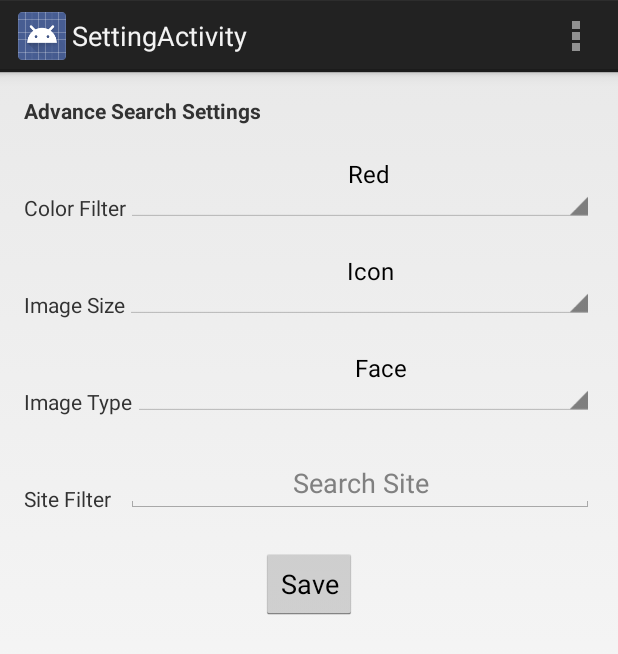
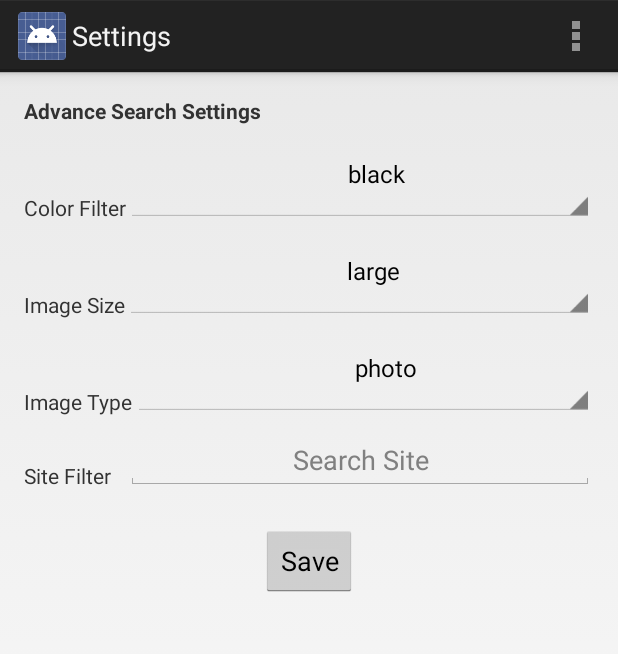
Before and after one commit to sadhanavs/GridImageSearch, an Android app: the screen it shows after launch (SettingActivity), after a tap on "Settings", on a phone screen of 412 x 824 dp. Shown: the top 654 px of the screen. Run offline under Robolectric (Android 15) with nearby library versions, the phone set to English and light mode, and no system bars.

```diff
--- a/app/src/main/AndroidManifest.xml
+++ b/app/src/main/AndroidManifest.xml
@@ -6,7 +6,7 @@
 
     <application
         android:allowBackup="true"
-        android:icon="@drawable/ic_launcher"
+        android:icon="@drawable/ic_google"
         android:label="@string/app_name"
         android:theme="@style/AppTheme" >
         <activity
--- a/app/src/main/java/com/yahoo/gridimagesearch/app/GridImageSearchActivity.java
+++ b/app/src/main/java/com/yahoo/gridimagesearch/app/GridImageSearchActivity.java
@@ -44,6 +44,7 @@ public class GridImageSearchActivity extends Activity {
         super.onCreate(savedInstanceState);
         setContentView(R.layout.activity_grid_image_search);
         parameters = new ImageSearchParameters();
+        //Toast.makeText(getApplicationContext(),"Parameter init",Toast.LENGTH_SHORT).show();
         setupViews();
         imageAdapter = new ImageResultsArrayAdapter(this, imageResults);
         gvResults.setAdapter(imageAdapter);
@@ -86,6 +87,7 @@ public class GridImageSearchActivity extends Activity {
     //This is for menu item.
     public void onClickAction(MenuItem m) {
         Intent i = new Intent(this,SettingActivity.class);
+        i.putExtra("parameters",parameters);
         startActivityForResult(i,RESULT_CODE);
     }
     public void customLoadMoreDataFromApi(int page) {
@@ -110,7 +112,7 @@ public class GridImageSearchActivity extends Activity {
                     imageJsonResults = response.getJSONObject("responseData").getJSONArray("results");
                     //imageResults.clear();
                     imageAdapter.addAll(ImageResult.fromJSONArray(imageJsonResults));
-                    Log.d("DEBUG",imageResults.toString());
+                    //Log.d("DEBUG",imageResults.toString());
 
 
                 } catch (JSONException e){
--- a/app/src/main/java/com/yahoo/gridimagesearch/app/ImageSearchParameters.java
+++ b/app/src/main/java/com/yahoo/gridimagesearch/app/ImageSearchParameters.java
@@ -22,10 +22,10 @@ public class ImageSearchParameters implements Serializable {
 
     public ImageSearchParameters() {
         defaultParams="rsz=8&v=1.0";
-        color="";
-        size="";
+        color="black";
+        size="large";
         domain="";
-        type="";
+        type="photo";
         query="";
 
     }
@@ -63,6 +63,10 @@ public class ImageSearchParameters implements Serializable {
         this.domain = domain;
     }
 
+    public String getDomain() {
+        return this.domain;
+    }
+
     public String toString() {
         StringBuilder builder = new StringBuilder();
         builder.append(defaultParams+"&imgc="+color+"&imgcolor="+color+"&imgsz="+size+"&imgtype="+type+"&as_sitesearch="+domain+"&q="+query);
--- a/app/src/main/java/com/yahoo/gridimagesearch/app/SettingActivity.java
+++ b/app/src/main/java/com/yahoo/gridimagesearch/app/SettingActivity.java
@@ -21,17 +21,43 @@ public class SettingActivity extends Activity {
     Spinner spSize;
     Spinner spType;
     EditText etSite;
+    ArrayAdapter colorDataAdapter;
+    ArrayAdapter imageTypeDataAdapter;
+    ArrayAdapter imageSizeDataAdapter;
+
 
     @Override
     protected void onCreate(Bundle savedInstanceState) {
         super.onCreate(savedInstanceState);
         setContentView(R.layout.activity_setting);
         spColor = (Spinner) findViewById(R.id.spColor);
-        spSize = (Spinner) findViewById(R.id.spSize);
-        spType = (Spinner) findViewById(R.id.spImageType);
-        etSite = (EditText) findViewById(R.id.etSite);
+        spSize  = (Spinner) findViewById(R.id.spSize);
+        spType  = (Spinner) findViewById(R.id.spImageType);
+        etSite  = (EditText) findViewById(R.id.etSite);
+
+        ImageSearchParameters parameters = (ImageSearchParameters)getIntent().getSerializableExtra("parameters");
         populateSpinners();
+        if(parameters != null) {
 
+            if (!parameters.getColor().isEmpty()) {
+                int index = colorDataAdapter.getPosition(parameters.getColor());
+                spColor.setSelection(index);
+            }
+
+            if (!parameters.getSize().isEmpty()) {
+                int index = imageSizeDataAdapter.getPosition(parameters.getSize());
+                spSize.setSelection(index);
+            }
+
+            if (!parameters.getType().isEmpty()) {
+                int index = imageTypeDataAdapter.getPosition(parameters.getType());
+                spType.setSelection(index);
+            }
+
+            if (!parameters.getDomain().isEmpty()) {
+                etSite.setText(parameters.getDomain());
+            }
+        }
 
     }
 
@@ -47,41 +73,43 @@ public class SettingActivity extends Activity {
         data.putExtra("size",size);
         data.putExtra("type",type);
         data.putExtra("domain",domain);
-        //Toast.makeText(getApplicationContext(),settings, Toast.LENGTH_SHORT).show();
-        setResult(RESULT_OK,data);
+        setResult(RESULT_OK, data);
         finish();
 
 
     }
 
     private void populateSpinners() {
+        List<String> spColorData = new ArrayList<String>();
+        spColorData.add("red");
+        spColorData.add("blue");
+        spColorData.add("green");
+        spColorData.add("pink");
+        spColorData.add("black");
+        spColorData.add("white");
+        colorDataAdapter = new ArrayAdapter(this,android.R.layout.simple_spinner_dropdown_item,spColorData);
+        spColor.setAdapter(colorDataAdapter);
         spColor.setPrompt("Choose Image Color");
-        List<String> spColorData = new ArrayList<String>();
-        spColorData.add("Red");
-        spColorData.add("Blue");
-        spColorData.add("Green");
-        spColorData.add("Pink");
-        spColorData.add("Black");
-        spColorData.add("white");
-        ArrayAdapter colorDtaAdapter = new ArrayAdapter(this,android.R.layout.simple_spinner_dropdown_item,spColorData);
-        spColor.setAdapter(colorDtaAdapter);
+
+
 
         List<String> spImageSizeData = new ArrayList<String>();
-        spImageSizeData.add("Icon");
-        spImageSizeData.add("Small");
-        spImageSizeData.add("Large");
-        spImageSizeData.add("XLarge");
-        ArrayAdapter imageSizeDtaAdapter = new ArrayAdapter(this,android.R.layout.simple_spinner_dropdown_item,spImageSizeData);
-        spSize.setAdapter(imageSizeDtaAdapter);
+        spImageSizeData.add("icon");
+        spImageSizeData.add("small");
+        spImageSizeData.add("large");
+        spImageSizeData.add("xLarge");
+        imageSizeDataAdapter = new ArrayAdapter(this,android.R.layout.simple_spinner_dropdown_item,spImageSizeData);
+        spSize.setAdapter(imageSizeDataAdapter);
+        spSize.setPrompt("Choose Image Size");
 
         List<String> spImageTypeData = new ArrayList<String>();
-        spImageTypeData.add("Face");
-        spImageTypeData.add("Photo");
-        spImageTypeData.add("Clipart");
-        spImageTypeData.add("Lineart");
-        ArrayAdapter imageTypeDataAdapter = new ArrayAdapter(this,android.R.layout.simple_spinner_dropdown_item,spImageTypeData);
+        spImageTypeData.add("face");
+        spImageTypeData.add("photo");
+        spImageTypeData.add("clipart");
+        spImageTypeData.add("lineart");
+        imageTypeDataAdapter = new ArrayAdapter(this,android.R.layout.simple_spinner_dropdown_item,spImageTypeData);
         spType.setAdapter(imageTypeDataAdapter);
-
+        spType.setPrompt("Choose Image Type");
 
 
 
--- a/app/src/main/res/layout/activity_setting.xml
+++ b/app/src/main/res/layout/activity_setting.xml
@@ -16,7 +16,8 @@
         android:layout_alignParentTop="true"
         android:layout_alignParentLeft="true"
         android:layout_alignParentStart="true"
-        android:textStyle="bold" />
+        android:textStyle="bold"
+        android:layout_alignParentEnd="true" />
 
     <TextView
         android:layout_width="wrap_content"
@@ -94,7 +95,7 @@
         android:layout_below="@+id/spImageType"
         android:layout_alignRight="@+id/tvColor"
         android:layout_alignEnd="@+id/tvColor"
-        android:layout_marginTop="45dp"
+        android:layout_marginTop="30dp"
         android:layout_alignParentLeft="true"
         android:layout_alignParentStart="true"
         android:gravity="bottom|left" />
--- a/app/src/main/res/values/strings.xml
+++ b/app/src/main/res/values/strings.xml
@@ -1,7 +1,7 @@
 <?xml version="1.0" encoding="utf-8"?>
 <resources>
 
-    <string name="app_name">GridImageSearch</string>
+    <string name="app_name">Image Search</string>
     <string name="hello_world">Hello world!</string>
     <string name="action_settings">Settings</string>
     <string name="hint_text">"Enter text here"</string>
@@ -14,8 +14,7 @@
     <string name="spColorPrompt">"Choose Image Color"</string>
     <string name="spSizePrompt">"Choose Image Size"</string>
     <string name="spTypePrompt">"Choose Image Type"</string>
-
-    <string name="title_activity_image_display">ImageDisplayActivity</string>
-    <string name="title_activity_setting">SettingActivity</string>
+    <string name="title_activity_image_display">Image</string>
+    <string name="title_activity_setting">Settings</string>
 
 </resources>
```
Also changed, not shown: app/src/main/ic_google-web.png (added), app/src/main/res/drawable-hdpi/ic_google.png (added), app/src/main/res/drawable-mdpi/ic_google.png (added), app/src/main/res/drawable-xhdpi/ic_google.png (added), app/src/main/res/drawable-xxhdpi/ic_google.png (added), 2 other files.
